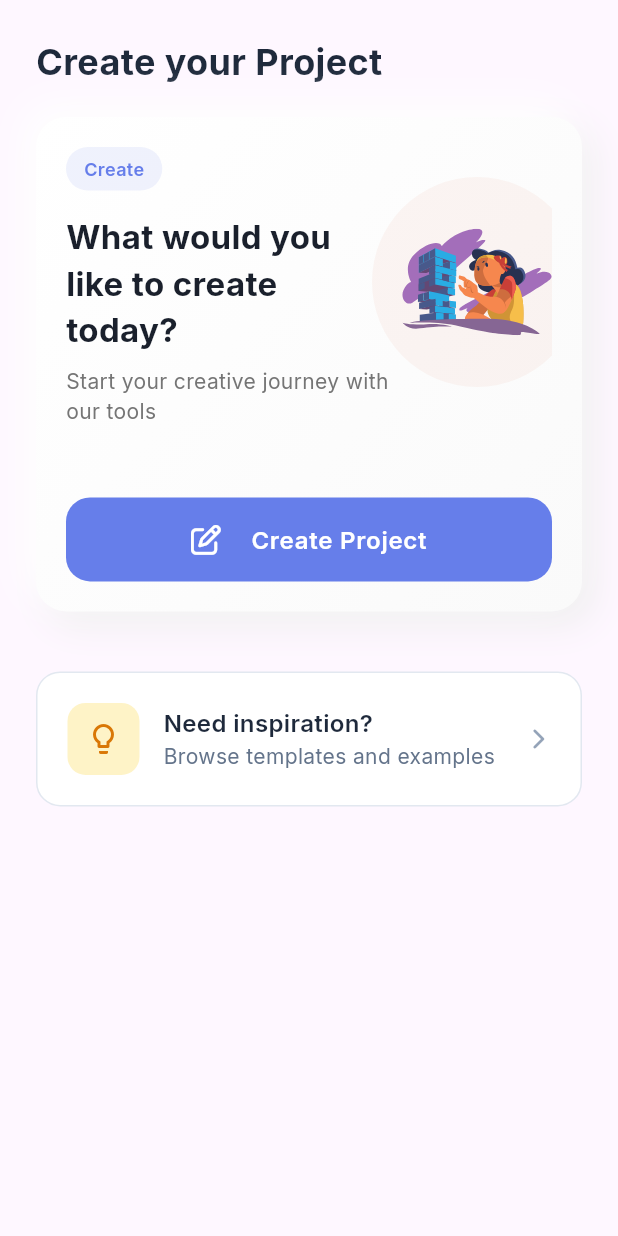
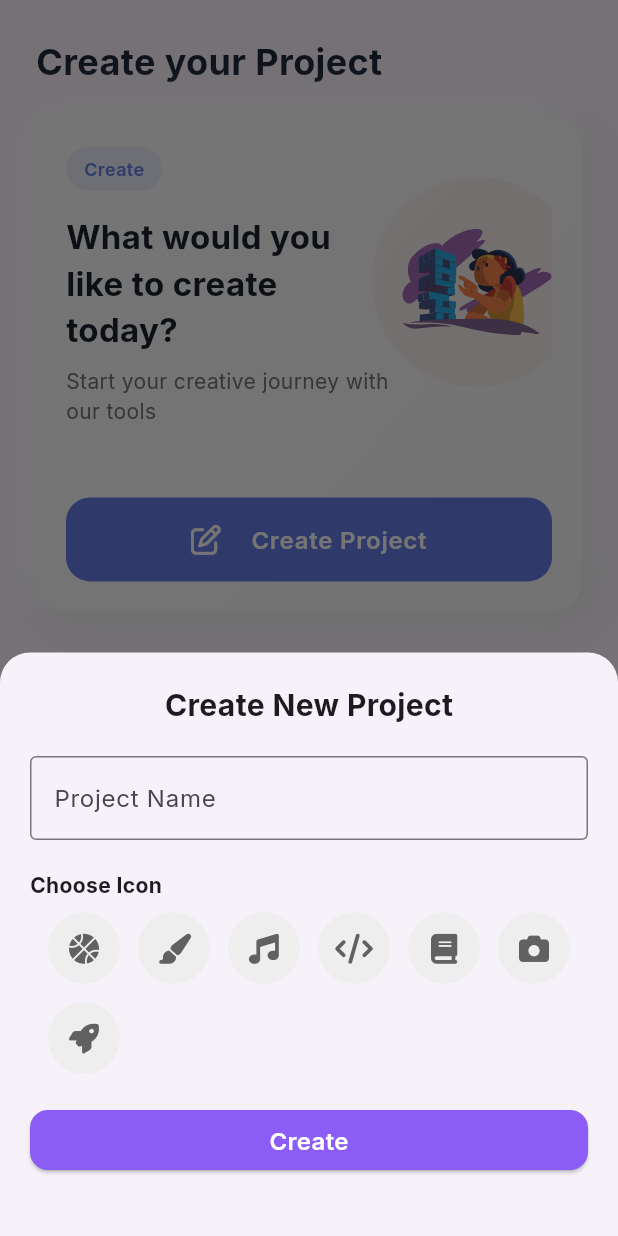
Before and after one commit to MarkCnw/PlanMate, a Flutter app: the CreateScreen screen opened directly, after a tap on "Create Project", on a phone screen of 412 x 824 dp. Run offline on Flutter 3.47's test engine with Material 3 defaults, Android fonts, the phone set to English and light mode, and no system bars; our stand-ins replace cloud_firestore, firebase_auth, firebase_core, fl_chart, flutter_svg, font_awesome_flutter and 3 more; accounts and stored records are empty.

Commit message:
Add modal bottom sheet for project creation in CreateScreen; implement button action to display CreateProjectSheet

```diff
--- a/planmate/lib/CreateProject/presentation/createproject.dart
+++ b/planmate/lib/CreateProject/presentation/createproject.dart
@@ -2,6 +2,7 @@ import 'package:flutter/material.dart';
 import 'package:flutter_svg/svg.dart';
 import 'package:font_awesome_flutter/font_awesome_flutter.dart';
 import 'package:planmate/CreateProject/Widgets/inspiration.dart';
+import 'package:planmate/CreateProject/presentation/showmodal.dart';
 
 class CreateScreen extends StatefulWidget {
   const CreateScreen({super.key});
@@ -166,7 +167,27 @@ class _CreateScreenState extends State<CreateScreen> {
                       width: double.infinity,
                       height: 56, // 🆕 เพิ่มความสูง
                       child: ElevatedButton(
-                        onPressed: () {},
+                        onPressed: () {
+                          showModalBottomSheet(
+                            context: context,
+                            isScrollControlled: true,
+                            shape: const RoundedRectangleBorder(
+                              borderRadius: BorderRadius.vertical(
+                                top: Radius.circular(20),
+                              ),
+                            ),
+                            builder:
+                                (context) => CreateProjectSheet(
+                                  onSubmit: (name, icon) {
+                                    print("ชื่อโปรเจกต์: $name");
+                                    print("ไอคอน: $icon");
+                                    // TODO: บันทึกหรือสร้างโปรเจกต์จริง
+                                  },
+                                ),
+                          );
+
+                        },
+
                         style: ElevatedButton.styleFrom(
                           backgroundColor: const Color(0xFF667EEA),
                           foregroundColor: Colors.white,
```
